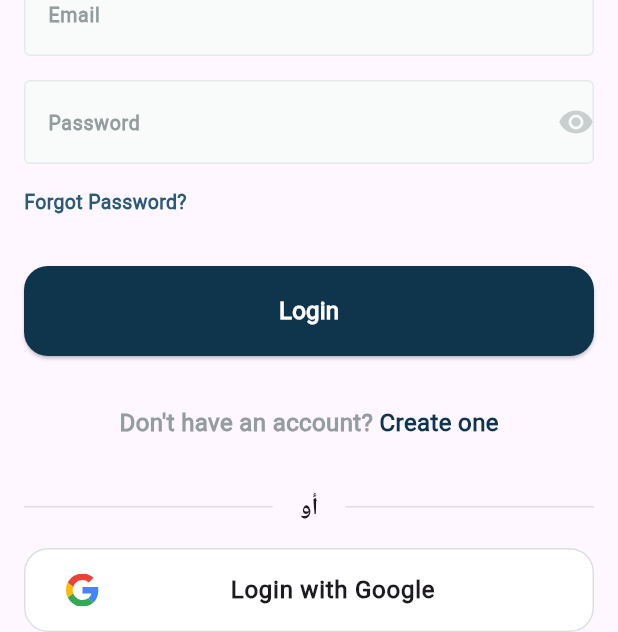
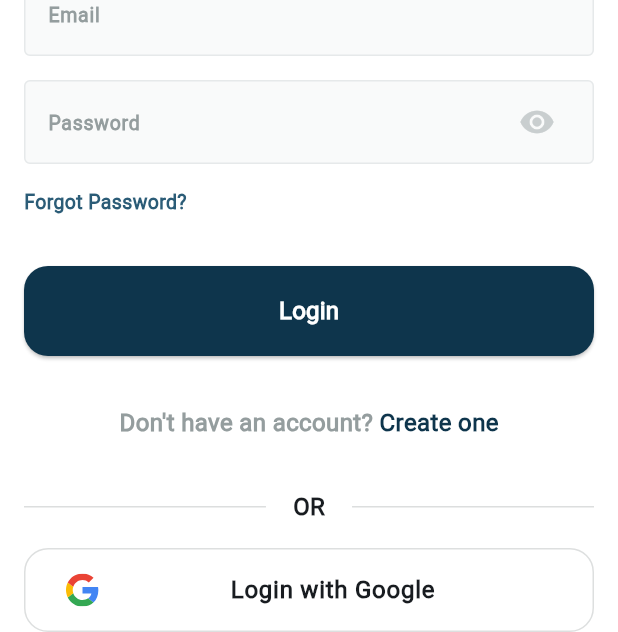
Before and after one commit to 3madhani/digy_stay, a Flutter app: the LoginView screen opened by its route, on a phone screen of 412 x 824 dp. Shown: the part 148-780 px from the top of the screen. Run offline on Flutter 3.47's test engine with Material 3 defaults, Android fonts, the phone set to English and light mode, and no system bars; our stand-ins replace dots_indicator, flutter_svg, shared_preferences; accounts and stored records are empty.

Commit message:
refactor: Update padding in login and sign-up views; change 'أو' to 'OR' in OrDividerWidget; enhance main app theme

```diff
--- a/lib/feature/auth/presentation/views/widgets/login_view_body.dart
+++ b/lib/feature/auth/presentation/views/widgets/login_view_body.dart
@@ -1,5 +1,4 @@
 import 'package:flutter/material.dart';
-
 
 import '../../../../../core/common/custom_button.dart';
 import '../../../../../core/common/custom_text_form_field.dart';
@@ -38,7 +37,7 @@ class LoginViewBody extends StatelessWidget {
                 keyboardType: TextInputType.visiblePassword,
                 hintText: 'Password',
                 suffixIcon: Padding(
-                  padding: EdgeInsets.only(left: 26.0),
+                  padding: EdgeInsets.only(right: 26.0),
                   child: Icon(
                     Icons.remove_red_eye,
                     size: 24,
--- a/lib/feature/auth/presentation/views/widgets/or_divider_widget.dart
+++ b/lib/feature/auth/presentation/views/widgets/or_divider_widget.dart
@@ -13,7 +13,7 @@ class OrDividerWidget extends StatelessWidget {
         Padding(
           padding: EdgeInsets.symmetric(horizontal: 18),
           child: Text(
-            'أو',
+            'OR',
             textAlign: TextAlign.center,
             style: AppTextStyles.semiBold16,
           ),
--- a/lib/feature/auth/presentation/views/widgets/sign_up_view_body.dart
+++ b/lib/feature/auth/presentation/views/widgets/sign_up_view_body.dart
@@ -4,7 +4,6 @@ import '../../../../../core/common/custom_button.dart';
 import '../../../../../core/common/custom_text_form_field.dart';
 import '../../../../../core/constants/app_const.dart';
 import 'create_account_text.dart';
-
 
 class SignUpViewBody extends StatelessWidget {
   const SignUpViewBody({super.key});
@@ -36,7 +35,7 @@ class SignUpViewBody extends StatelessWidget {
               keyboardType: TextInputType.visiblePassword,
               isPasswordField: true,
               suffixIcon: Padding(
-                padding: EdgeInsets.only(left: 26.0),
+                padding: EdgeInsets.only(right: 26.0),
                 child: Icon(
                   Icons.remove_red_eye,
                   size: 24,
```
Also changed, not shown: lib/main.dart (+6 -1 lines).
